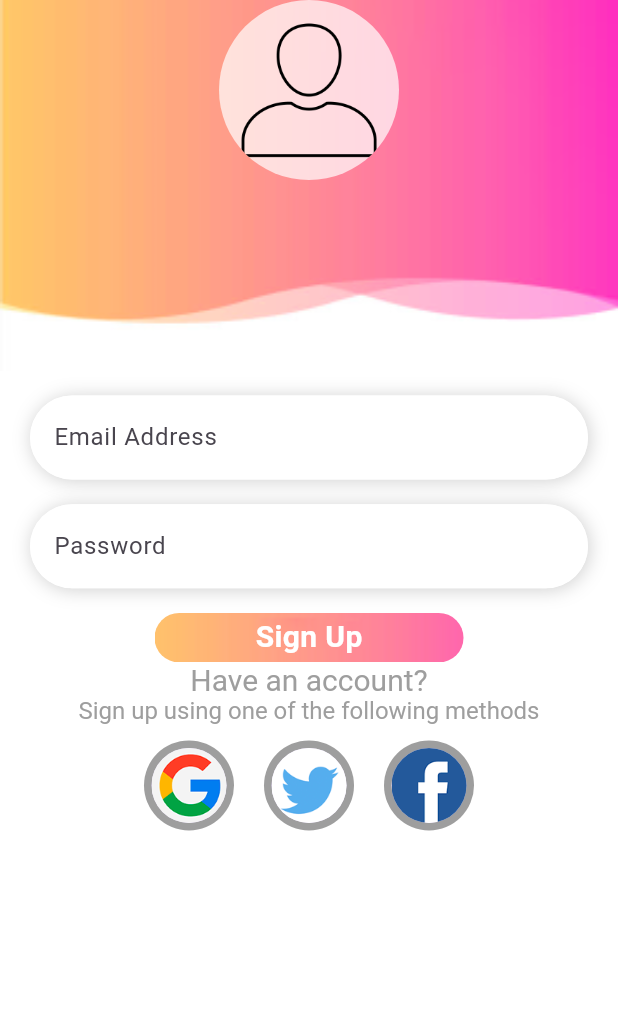
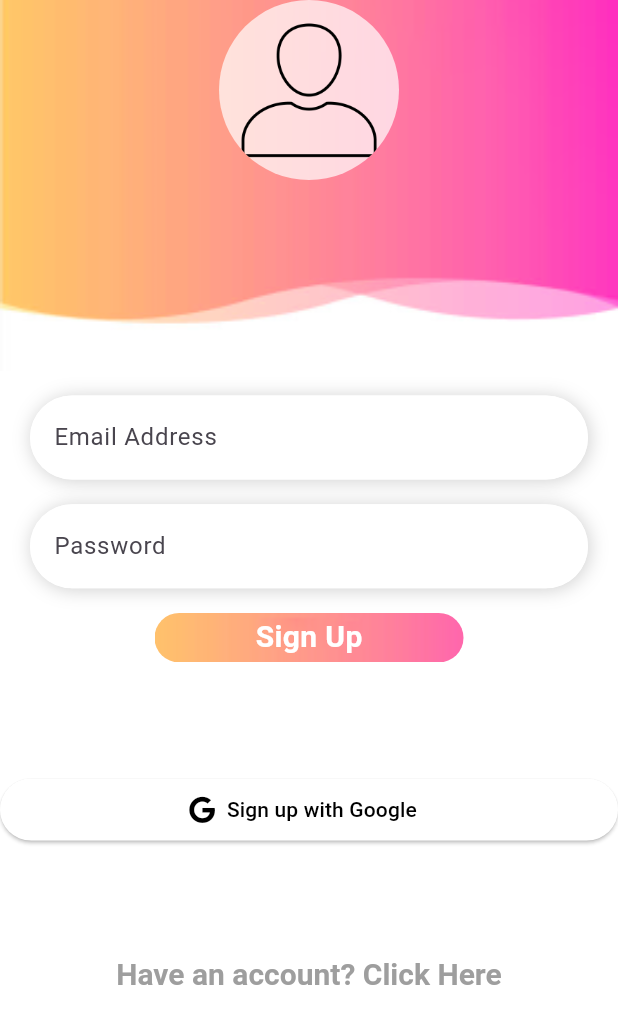
Before and after one commit to Isuf17/flutter_firebase_app, a Flutter app: the SignUpPage screen opened directly, on a phone screen of 412 x 824 dp. Shown: the top 1024 px of the screen. Run offline on Flutter 3.47's test engine with Material 2 defaults, Android fonts, the phone set to English and light mode, and no system bars; our stand-ins replace firebase_auth, firebase_core, font_awesome_flutter, get, google_sign_in; accounts and stored records are empty; network calls fail.

Commit message:
Implement google sign up, although unclear if there is bug in that once account is selected, cannot select again

```diff
--- /dev/null
+++ b/lib/google_sign_in.dart
@@ -0,0 +1,33 @@
+import 'package:firebase_auth/firebase_auth.dart';
+import 'package:flutter/material.dart';
+import 'package:flutter_firebase_app/welcome_page.dart';
+import 'package:google_sign_in/google_sign_in.dart';
+import 'package:get/get.dart';
+
+
+class GoogleSignInProvider extends ChangeNotifier {
+  final googleSignIn = GoogleSignIn();
+
+  GoogleSignInAccount? _user;
+
+  GoogleSignInAccount get user => _user!;
+
+  Future googleLogin() async {
+    final googleUser = await googleSignIn.signIn();
+    if (googleUser == null) return;
+
+    final googleAuth = await googleUser.authentication;
+
+    final credential = GoogleAuthProvider.credential(
+      accessToken: googleAuth.accessToken,
+      idToken: googleAuth.idToken,
+    );
+
+    await FirebaseAuth.instance.signInWithCredential(credential);
+
+
+    notifyListeners();
+
+    Get.offAll(() => WelcomePage(email: googleUser.email));
+  }
+}
--- a/lib/signup_page.dart
+++ b/lib/signup_page.dart
@@ -1,12 +1,13 @@
 import 'package:flutter/gestures.dart';
 import 'package:flutter/material.dart';
 import 'package:flutter_firebase_app/auth_controller.dart';
+import 'package:flutter_firebase_app/google_sign_in.dart';
+import 'package:font_awesome_flutter/font_awesome_flutter.dart';
 import 'package:get/get.dart';
+import 'package:provider/provider.dart';
 
 class SignUpPage extends StatelessWidget {
   const SignUpPage({super.key});
-
-  static List images = ["g.png", "t.png", "f.png"];
 
   @override
   Widget build(BuildContext context) {
@@ -135,32 +136,30 @@ class SignUpPage extends StatelessWidget {
                 ),
               ),
             ),
+            SizedBox(height: h*0.09),
+            ElevatedButton.icon(
+              onPressed: () {
+                final provider = Provider.of<GoogleSignInProvider>(context, listen: false);
+                provider.googleLogin();
+              },
+              style: ElevatedButton.styleFrom(
+                backgroundColor: Colors.white,
+                foregroundColor: Colors.black,
+                minimumSize: Size(double.infinity, h * 0.05),
+              ),
+              icon: const FaIcon(FontAwesomeIcons.google, color: Colors.black),
+              label: const Text('Sign up with Google'),
+            ),
+            SizedBox(height: 0.09*h),
             RichText(
                 text: TextSpan(
                     recognizer: TapGestureRecognizer()
                       ..onTap = () => Get.back(),
-                    text: "Have an account?",
-                    style: TextStyle(fontSize: 20, color: Colors.grey[500]))),
-            RichText(
-                text: TextSpan(
-              text: "Sign up using one of the following methods",
-              style: TextStyle(color: Colors.grey[500], fontSize: 16),
-            )),
-            Wrap(
-              children: List<Widget>.generate(3, (index) {
-                return Padding(
-                  padding: const EdgeInsets.all(10.0),
-                  child: CircleAvatar(
-                    radius: 30,
-                    backgroundColor: Colors.grey[500],
-                    child: CircleAvatar(
-                      radius: 25,
-                      backgroundImage: AssetImage("assets/${images[index]}"),
-                    ),
-                  ),
-                );
-              }),
-            )
+                    text: "Have an account? Click Here",
+                    style: TextStyle(
+                        fontSize: 20,
+                        color: Colors.grey[500],
+                        fontWeight: FontWeight.bold))),
           ],
         ),
       ),
--- a/pubspec.yaml
+++ b/pubspec.yaml
@@ -38,6 +38,12 @@ dependencies:
   get:
   firebase_auth: ^4.7.0
   firebase_core: ^2.15.0
+  google_sign_in: ^6.1.4
+
+  font_awesome_flutter: ^9.0.0
+
+  provider: ^5.0.0
+
 dev_dependencies:
   flutter_test:
     sdk: flutter
```
Also changed, not shown: lib/auth_controller.dart (+4 -6 lines), lib/main.dart (+13 -9 lines), pubspec.lock.
